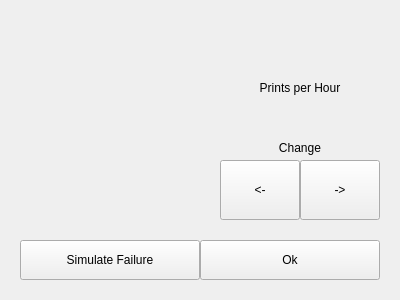
Old version of the form modbus-application/conveyorcontrol.ui in the repository Wolkabout/offset-printing-machine-simulator-application.
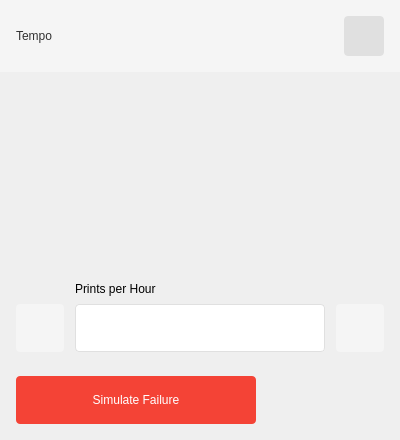
New version of the form. Icons and pictures are not drawn.

The edit to the form file:
```diff
--- a/modbus-application/conveyorcontrol.ui
+++ b/modbus-application/conveyorcontrol.ui
@@ -7,7 +7,7 @@
     <x>0</x>
     <y>0</y>
     <width>400</width>
-    <height>300</height>
+    <height>440</height>
    </rect>
   </property>
   <property name="sizePolicy">
@@ -19,13 +19,13 @@
   <property name="minimumSize">
    <size>
     <width>400</width>
-    <height>300</height>
+    <height>440</height>
    </size>
   </property>
   <property name="maximumSize">
    <size>
     <width>400</width>
-    <height>300</height>
+    <height>440</height>
    </size>
   </property>
   <property name="windowTitle">
@@ -37,33 +37,20 @@
   <widget class="QLabel" name="name">
    <property name="geometry">
     <rect>
-     <x>20</x>
-     <y>20</y>
-     <width>360</width>
-     <height>40</height>
-    </rect>
-   </property>
-   <property name="text">
-    <string/>
-   </property>
-   <property name="alignment">
-    <set>Qt::AlignCenter</set>
-   </property>
-  </widget>
-  <widget class="QLabel" name="rate">
-   <property name="geometry">
-    <rect>
-     <x>250</x>
-     <y>100</y>
+     <x>16</x>
+     <y>25</y>
      <width>100</width>
-     <height>30</height>
+     <height>22</height>
     </rect>
    </property>
+   <property name="styleSheet">
+    <string notr="true">color: #323232; background-color: #F5F5F5;</string>
+   </property>
    <property name="text">
-    <string/>
+    <string>Tempo</string>
    </property>
    <property name="alignment">
-    <set>Qt::AlignCenter</set>
+    <set>Qt::AlignLeading|Qt::AlignLeft|Qt::AlignVCenter</set>
    </property>
   </widget>
   <widget class="QLabel" name="image">
@@ -85,44 +72,35 @@
     <set>Qt::AlignCenter</set>
    </property>
   </widget>
-  <widget class="QPushButton" name="ok">
-   <property name="geometry">
-    <rect>
-     <x>200</x>
-     <y>240</y>
-     <width>180</width>
-     <height>40</height>
-    </rect>
-   </property>
-   <property name="text">
-    <string>Ok</string>
-   </property>
-  </widget>
   <widget class="QLabel" name="rateTitle">
    <property name="geometry">
     <rect>
-     <x>250</x>
-     <y>80</y>
-     <width>100</width>
-     <height>15</height>
+     <x>75</x>
+     <y>280</y>
+     <width>250</width>
+     <height>17</height>
     </rect>
    </property>
    <property name="text">
     <string>Prints per Hour</string>
    </property>
    <property name="alignment">
-    <set>Qt::AlignCenter</set>
+    <set>Qt::AlignLeading|Qt::AlignLeft|Qt::AlignVCenter</set>
    </property>
   </widget>
   <widget class="QPushButton" name="failure">
    <property name="geometry">
     <rect>
-     <x>20</x>
-     <y>240</y>
-     <width>180</width>
-     <height>40</height>
+     <x>16</x>
+     <y>376</y>
+     <width>240</width>
+     <height>48</height>
     </rect>
    </property>
+   <property name="styleSheet">
+    <string notr="true">border-radius: 4px;
+background-color: #f44336; color: white;</string>
+   </property>
    <property name="text">
     <string>Simulate Failure</string>
    </property>
@@ -130,45 +108,120 @@
   <widget class="QLabel" name="percentageTitle">
    <property name="geometry">
     <rect>
-     <x>250</x>
-     <y>140</y>
-     <width>100</width>
-     <height>15</height>
+     <x>0</x>
+     <y>0</y>
+     <width>400</width>
+     <height>72</height>
     </rect>
    </property>
+   <property name="styleSheet">
+    <string notr="true">background-color: #F5F5F5;</string>
+   </property>
    <property name="text">
-    <string>Change</string>
+    <string/>
    </property>
-   <property name="alignment">
-    <set>Qt::AlignCenter</set>
+  </widget>
+  <widget class="QPushButton" name="ok">
+   <property name="geometry">
+    <rect>
+     <x>344</x>
+     <y>16</y>
+     <width>40</width>
+     <height>40</height>
+    </rect>
+   </property>
+   <property name="styleSheet">
+    <string notr="true">border-radius: 4px;
+background-color: #e0e0e0;
+color: #212121;
+</string>
+   </property>
+   <property name="text">
+    <string/>
+   </property>
+   <property name="iconSize">
+    <size>
+     <width>24</width>
+     <height>24</height>
+    </size>
    </property>
   </widget>
   <widget class="QPushButton" name="decrease">
    <property name="geometry">
     <rect>
-     <x>220</x>
-     <y>160</y>
-     <width>80</width>
-     <height>60</height>
+     <x>16</x>
+     <y>304</y>
+     <width>48</width>
+     <height>48</height>
     </rect>
    </property>
+   <property name="styleSheet">
+    <string notr="true">border-radius: 4px;
+background-color: #f5f5f5;
+color: #212121;
+</string>
+   </property>
    <property name="text">
-    <string>&lt;-</string>
+    <string/>
+   </property>
+   <property name="iconSize">
+    <size>
+     <width>24</width>
+     <height>24</height>
+    </size>
    </property>
   </widget>
   <widget class="QPushButton" name="increase">
    <property name="geometry">
     <rect>
-     <x>300</x>
-     <y>160</y>
-     <width>80</width>
-     <height>60</height>
+     <x>336</x>
+     <y>304</y>
+     <width>48</width>
+     <height>48</height>
     </rect>
    </property>
+   <property name="styleSheet">
+    <string notr="true">border-radius: 4px;
+background-color: #f5f5f5;
+color: #212121;
+</string>
+   </property>
    <property name="text">
-    <string>-&gt;</string>
+    <string/>
    </property>
+   <property name="iconSize">
+    <size>
+     <width>24</width>
+     <height>24</height>
+    </size>
+   </property>
   </widget>
+  <widget class="QLineEdit" name="rate">
+   <property name="geometry">
+    <rect>
+     <x>75</x>
+     <y>304</y>
+     <width>250</width>
+     <height>48</height>
+    </rect>
+   </property>
+   <property name="styleSheet">
+    <string notr="true">border: 1px solid #e0e0e0;
+border-radius: 4px;
+background-color: #ffffff;
+padding: 0px 8px;
+</string>
+   </property>
+  </widget>
+  <zorder>image</zorder>
+  <zorder>rateTitle</zorder>
+  <zorder>failure</zorder>
+  <zorder>label</zorder>
+  <zorder>name</zorder>
+  <zorder>ok</zorder>
+  <zorder>decrease</zorder>
+  <zorder>increase</zorder>
+  <zorder>rate</zorder>
  </widget>
  <resources>
   <include location="animations.qrc"/>
```
Left out of the diff: 8 changed lines with no effect on the pictures.
